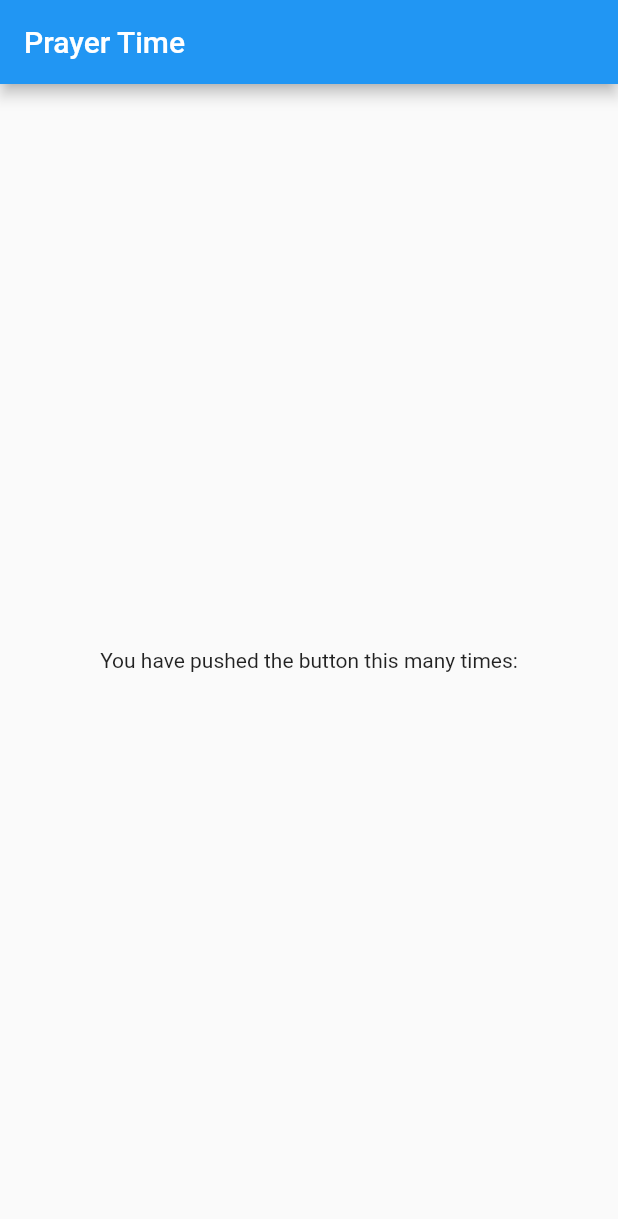
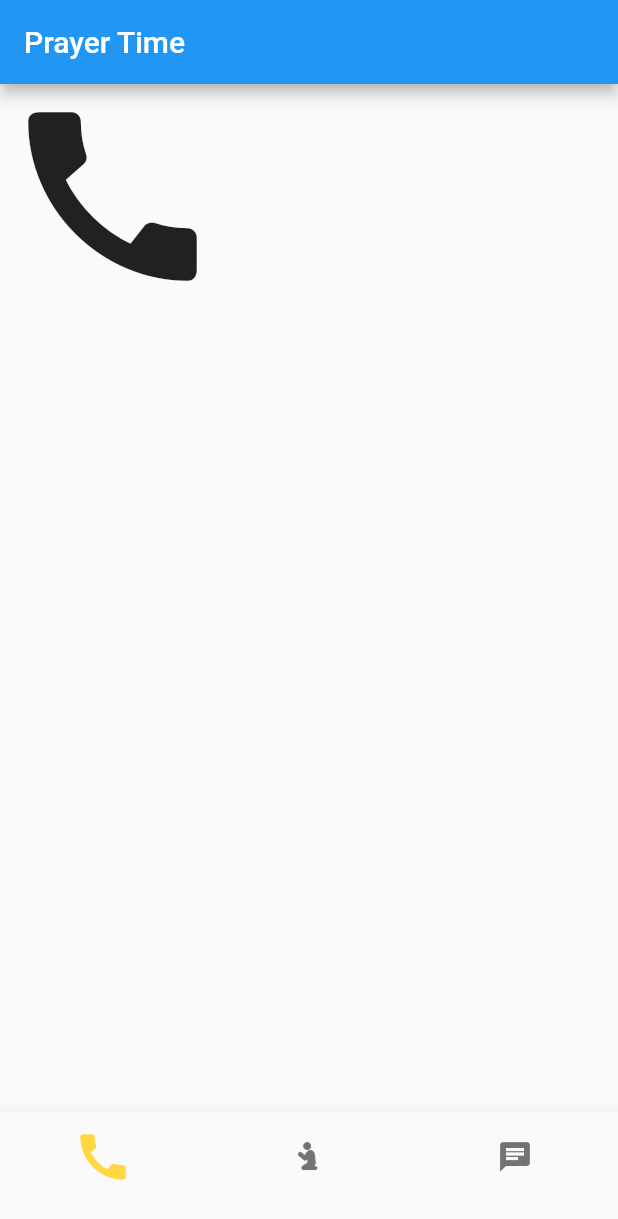
Before and after one commit to Naif1995/prayer_time_flutter, a Flutter app: the screen it shows after launch, on a phone screen of 412 x 824 dp. Shown: the top 1219 px of the screen. Run offline on Flutter 3.47's test engine with Material 2 defaults, Android fonts, the phone set to English and light mode, and no system bars.

```diff
--- a/lib/main.dart
+++ b/lib/main.dart
@@ -1,4 +1,5 @@
 import 'package:flutter/material.dart';
+import 'package:prayer_time_app/screen/HomePage.dart';
 
 void main() {
   runApp(const MyApp());
@@ -11,41 +12,7 @@ class MyApp extends StatelessWidget {
   @override
   Widget build(BuildContext context) {
     return MaterialApp(
-      home: const MyHomePage(),
+      home:  MyHomePage(),
     );
   }
 }
-
-class MyHomePage extends StatefulWidget {
-  const MyHomePage({super.key});
-
-
-
-  @override
-  State<MyHomePage> createState() => _MyHomePageState();
-}
-
-class _MyHomePageState extends State<MyHomePage> {
-
-  @override
-  Widget build(BuildContext context) {
-
-    return Scaffold(
-      appBar: AppBar(
-        title: Text("Prayer Time"),
-      ),
-      body: Center(
-
-        child: Column(
-
-          mainAxisAlignment: MainAxisAlignment.center,
-          children: <Widget>[
-             Text(
-              'You have pushed the button this many times:',
-            )
-          ],
-        ),
-      )
-    );
-  }
-}
--- /dev/null
+++ b/lib/screen/HomePage.dart
@@ -0,0 +1,69 @@
+import 'package:flutter/material.dart';
+import 'package:prayer_time_app/screen/PrayerTime.dart';
+
+class MyHomePage extends StatefulWidget {
+  const MyHomePage({super.key});
+
+  @override
+  State<MyHomePage> createState() => _MyHomePageState();
+}
+
+class _MyHomePageState extends State<MyHomePage> {
+  int _selectedIndex = 0; //New
+
+  static const List<Widget> _pages = <Widget>[
+    Icon(
+      Icons.call,
+      size: 150,
+    ),
+    ImageIcon(
+      AssetImage("assets/prayer_icon.png"),
+      size: 24,
+    ),
+    ParayerTime()
+  ];
+
+  @override
+  Widget build(BuildContext context) {
+    return Scaffold(
+      appBar: AppBar(
+        title: Text("Prayer Time"),
+      ),
+      body: IndexedStack(
+        index: _selectedIndex,
+        children: _pages,
+
+        // child: _pages.elementAt(_selectedIndex),
+      ),
+      bottomNavigationBar: BottomNavigationBar(
+        selectedFontSize: 20,
+        selectedIconTheme: IconThemeData(color: Colors.amberAccent, size: 40),
+        selectedItemColor: Colors.amberAccent,
+        selectedLabelStyle: TextStyle(fontWeight: FontWeight.bold),
+        currentIndex: _selectedIndex, //New
+        onTap: _onItemTapped,
+        items: const [
+          BottomNavigationBarItem(
+            icon: Icon(Icons.call),
+            label: '',
+          ),
+          BottomNavigationBarItem(
+              icon: ImageIcon(
+                AssetImage("assets/prayer_icon.png"),
+              ),
+              label: ''),
+          BottomNavigationBarItem(
+            icon: Icon(Icons.chat),
+            label: '',
+          ),
+        ],
+      ),
+    );
+  }
+
+  void _onItemTapped(int index) {
+    setState(() {
+      _selectedIndex = index;
+    });
+  }
+}
--- /dev/null
+++ b/lib/screen/PrayerTime.dart
@@ -0,0 +1,19 @@
+import 'package:flutter/material.dart';
+import 'package:flutter/src/widgets/framework.dart';
+import 'package:flutter/src/widgets/placeholder.dart';
+
+class ParayerTime extends StatefulWidget {
+  const ParayerTime({super.key});
+
+  @override
+  State<ParayerTime> createState() => _ParayerTimeState();
+}
+
+class _ParayerTimeState extends State<ParayerTime> {
+  @override
+  Widget build(BuildContext context) {
+    return  Scaffold(
+      body: Center(child: Text("Prayer time")),
+    );
+  }
+}
--- a/pubspec.yaml
+++ b/pubspec.yaml
@@ -59,9 +59,8 @@ flutter:
   uses-material-design: true
 
   # To add assets to your application, add an assets section, like this:
-  # assets:
-  #   - images/a_dot_burr.jpeg
-  #   - images/a_dot_ham.jpeg
+  assets:
+    - assets/prayer_icon.png
 
   # An image asset can refer to one or more resolution-specific "variants", see
   # https://flutter.dev/assets-and-images/#resolution-aware
```
Also changed, not shown: assets/prayer_icon.png (added).
